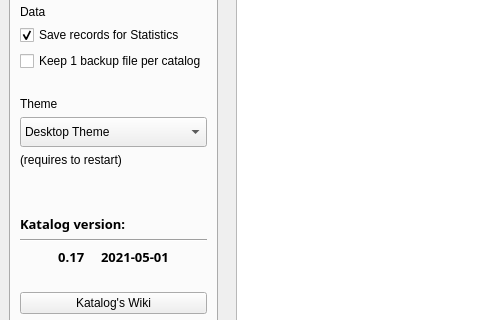
The window that mainwindow.ui (StephaneCouturier/Katalog) describes before a commit, drawn with Qt 5; both pictures show x 0 to 480 and y 279 to 599 of the 1533 by 774 pixel window.
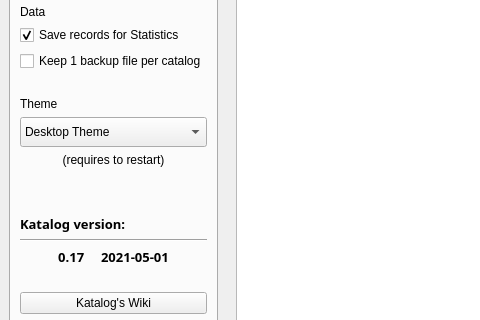
The same window after the commit. The open tabs and pages were chosen to show the change. Icons and pictures are not drawn. Custom widgets are drawn as their Qt base class.

Commit message: https://github.com/StephaneCouturier/Katalog/issues/134

What changed in the file:
```diff
--- a/mainwindow.ui
+++ b/mainwindow.ui
@@ -3704,6 +3704,9 @@
                <property name="text">
                 <string>(requires to restart)</string>
                </property>
+               <property name="alignment">
+                <set>Qt::AlignCenter</set>
+               </property>
               </widget>
              </item>
              <item row="6" column="1">
```
Left out of the diff: 68 changed lines with no effect on the pictures.
